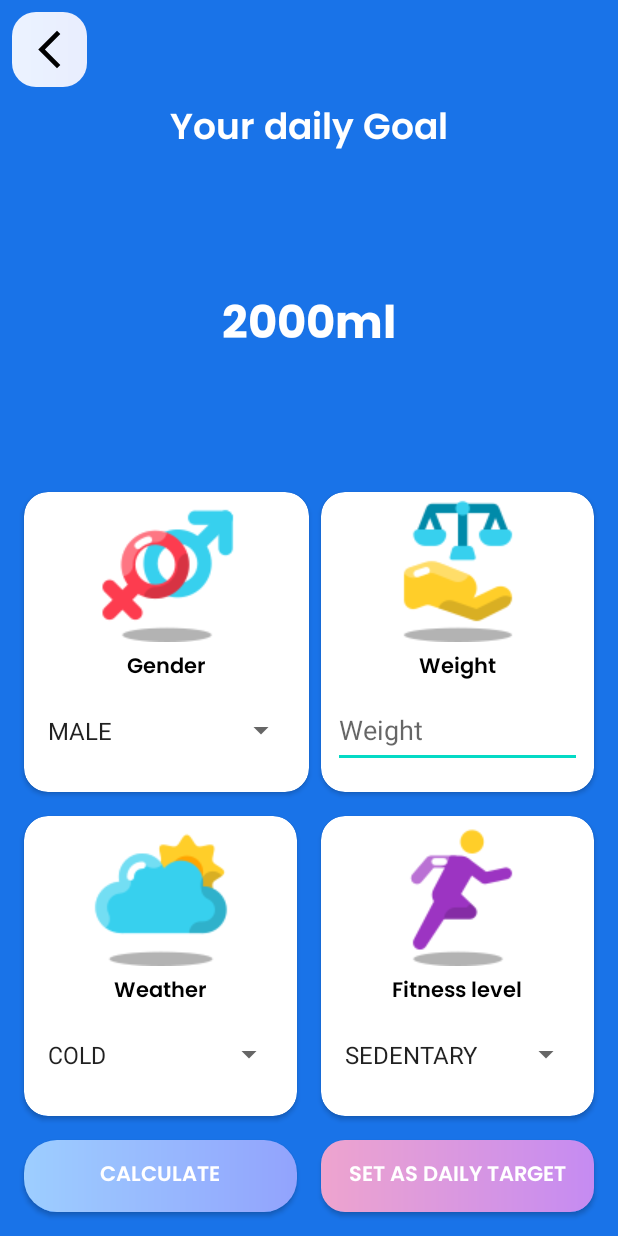
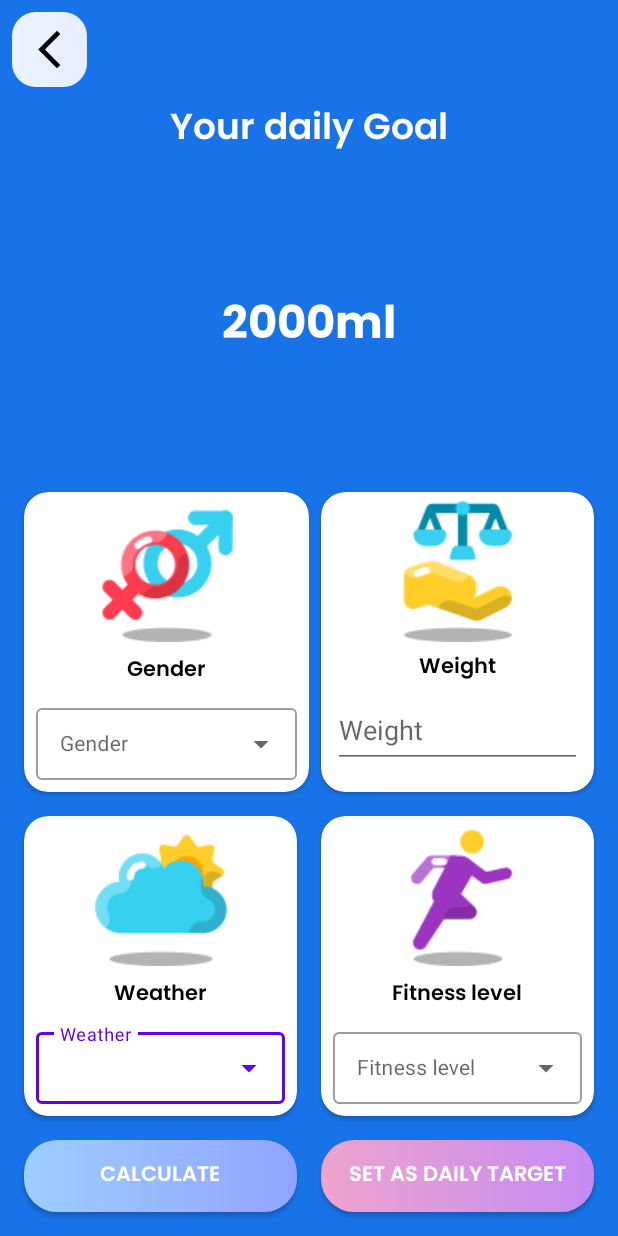
Before and after one commit to noname6996-tta/FitnessApplicationTta, an Android app: the WaterCaculateActivity screen opened directly, with no data from a screen before it, on a phone screen of 412 x 824 dp. Run offline under Robolectric (Android 15) with nearby library versions, the phone set to English and light mode, and no system bars.

Commit message:
UPDATE WATER TRACKER

```diff
--- a/app/src/main/java/com/tta/fitnessapplication/view/activity/watertracker/watercaculate/WaterCaculateActivity.kt
+++ b/app/src/main/java/com/tta/fitnessapplication/view/activity/watertracker/watercaculate/WaterCaculateActivity.kt
@@ -6,6 +6,8 @@ import android.view.View
 import android.widget.AdapterView
 import android.widget.ArrayAdapter
 import com.tta.fitnessapplication.R
+import com.tta.fitnessapplication.data.utils.hideKeyboard
+import com.tta.fitnessapplication.data.utils.showAnimatedAlertDialog
 import com.tta.fitnessapplication.databinding.ActivityWaterCaculateBinding
 import com.tta.fitnessapplication.databinding.ActivityWaterTrackerBinding
 
@@ -27,6 +29,8 @@ class WaterCaculateActivity : AppCompatActivity() {
     private fun addEvent() {
         binding.imageView38.setOnClickListener { onBackPressedDispatcher.onBackPressed() }
         binding.btnCaculate.setOnClickListener {
+            var weight = binding.edtWeight.text.toString().trim()
+            if (weight.isNotEmpty()) {
                 var healthInformation: HealthInformation = HealthInformation(
                     age = 22,
                     gender = gender,
@@ -34,12 +38,17 @@ class WaterCaculateActivity : AppCompatActivity() {
                     climate = climate,
                     activityLevel = activityLevel
                 )
-           binding.tvYourDailyGoal.text = calculateWaterIntake(healthInformation).toString()
+                binding.tvYourDailyGoal.text =
+                    (calculateWaterIntake(healthInformation) * 10).toInt().toString() + " ml"
+            } else {
+                showAnimatedAlertDialog(this, "Notification", "You must fill the weight blank")
+            }
+
         }
         binding.btnSetTarget.setOnClickListener {
 
         }
-        binding.spinnerGender.onItemSelectedListener = object :
+        binding.tvGender.onItemSelectedListener = object :
             AdapterView.OnItemSelectedListener {
             override fun onItemSelected(
                 parent: AdapterView<*>,
@@ -58,7 +67,7 @@ class WaterCaculateActivity : AppCompatActivity() {
                 gender = Gender.MALE
             }
         }
-        binding.spinnerFitness.onItemSelectedListener = object :
+        binding.tvFitness.onItemSelectedListener = object :
             AdapterView.OnItemSelectedListener {
             override fun onItemSelected(
                 parent: AdapterView<*>,
@@ -77,7 +86,7 @@ class WaterCaculateActivity : AppCompatActivity() {
                 activityLevel = ActivityLevel.SEDENTARY
             }
         }
-        binding.spinnerWeather.onItemSelectedListener = object :
+        binding.tvWeather.onItemSelectedListener = object :
             AdapterView.OnItemSelectedListener {
             override fun onItemSelected(
                 parent: AdapterView<*>,
@@ -104,14 +113,32 @@ class WaterCaculateActivity : AppCompatActivity() {
         val activityLevel = resources.getStringArray(R.array.ActivityLevel)
         val climate = resources.getStringArray(R.array.Climate)
 
-        val adapterGender = ArrayAdapter(this, android.R.layout.simple_spinner_item, gender)
+        val adapterGender = ArrayAdapter(this, android.R.layout.simple_list_item_1, gender)
         val adapterActivityLevel =
-            ArrayAdapter(this, android.R.layout.simple_spinner_item, activityLevel)
-        val adapterClimate = ArrayAdapter(this, android.R.layout.simple_spinner_item, climate)
+            ArrayAdapter(this, android.R.layout.simple_list_item_1, activityLevel)
+        val adapterClimate = ArrayAdapter(this, android.R.layout.simple_list_item_1, climate)
+        binding.spinnerFitness.setOnClickListener {
+            this.hideKeyboard()
+        }
+        binding.spinnerGender.setOnClickListener {
+            this.hideKeyboard()
+        }
+        binding.spinnerWeather.setOnClickListener {
+            this.hideKeyboard()
+        }
+        binding.tvGender.setOnClickListener {
+            this.hideKeyboard()
+        }
+        binding.tvFitness.setOnClickListener {
+            this.hideKeyboard()
+        }
+        binding.tvWeather.setOnClickListener {
+            this.hideKeyboard()
+        }
+        binding.tvGender.setAdapter(adapterGender)
+        binding.tvFitness.setAdapter(adapterActivityLevel)
+        binding.tvWeather.setAdapter(adapterClimate)
 
-        binding.spinnerGender.adapter = adapterGender
-        binding.spinnerFitness.adapter = adapterActivityLevel
-        binding.spinnerWeather.adapter = adapterClimate
 
     }
 
--- a/app/src/main/res/anim/fade_in.xml
+++ b/app/src/main/res/anim/fade_in.xml
@@ -1,4 +1,5 @@
 <alpha xmlns:android="http://schemas.android.com/apk/res/android"
-    android:duration="500"
+    android:duration="300"
     android:fromAlpha="0.0"
-    android:toAlpha="1.0" />
+    android:toAlpha="1.0"
+    android:fillAfter="true" />
--- a/app/src/main/res/drawable/bg_radius_pink.xml
+++ b/app/src/main/res/drawable/bg_radius_pink.xml
@@ -6,5 +6,5 @@
         android:angle="0"
         android:startColor="#EEA4CE"
         android:endColor="#C58BF2" />
-    <corners android:radius="@dimen/size_16dp"/>
+    <corners android:radius="22dp"/>
 </shape>
--- /dev/null
+++ b/app/src/main/res/drawable/dialog_background.xml
@@ -0,0 +1,4 @@
+<shape xmlns:android="http://schemas.android.com/apk/res/android">
+    <solid android:color="#FFFFFF" />
+    <corners android:radius="@dimen/size_24dp" />
+</shape>
--- a/app/src/main/res/layout/activity_water_caculate.xml
+++ b/app/src/main/res/layout/activity_water_caculate.xml
@@ -85,16 +85,28 @@
                 app:layout_constraintStart_toStartOf="parent"
                 app:layout_constraintTop_toBottomOf="@+id/imageView34" />
 
-            <Spinner
+            <com.google.android.material.textfield.TextInputLayout
                 android:id="@+id/spinnerWeather"
+                style="@style/Widget.MaterialComponents.TextInputLayout.OutlinedBox.Dense.ExposedDropdownMenu"
                 android:layout_width="0dp"
-                android:layout_height="50dp"
-                android:layout_marginLeft="@dimen/size_8dp"
-                android:layout_marginRight="@dimen/size_8dp"
-                android:layout_marginBottom="@dimen/size_16dp"
+                android:layout_height="wrap_content"
+                android:layout_margin="@dimen/size_8dp"
                 app:layout_constraintBottom_toBottomOf="parent"
                 app:layout_constraintEnd_toEndOf="parent"
-                app:layout_constraintStart_toStartOf="parent" />
+                app:layout_constraintStart_toStartOf="parent" >
+
+                <com.google.android.material.textfield.MaterialAutoCompleteTextView
+                    android:id="@+id/tvWeather"
+                    android:layout_width="match_parent"
+                    android:layout_height="wrap_content"
+                    android:hint="Weather"
+                    android:imeOptions="actionNext"
+                    android:inputType="textNoSuggestions"
+                    android:maxLines="1"
+                    android:textSize="@dimen/size_14dp"
+                    android:singleLine="true"
+                    />
+            </com.google.android.material.textfield.TextInputLayout>
         </androidx.constraintlayout.widget.ConstraintLayout>
     </androidx.cardview.widget.CardView>
 
@@ -135,16 +147,28 @@
                 app:layout_constraintStart_toStartOf="parent"
                 app:layout_constraintTop_toBottomOf="@+id/imageView35" />
 
-            <Spinner
+            <com.google.android.material.textfield.TextInputLayout
                 android:id="@+id/spinnerFitness"
+                style="@style/Widget.MaterialComponents.TextInputLayout.OutlinedBox.Dense.ExposedDropdownMenu"
                 android:layout_width="0dp"
-                android:layout_height="50dp"
-                android:layout_marginLeft="@dimen/size_8dp"
-                android:layout_marginRight="@dimen/size_8dp"
-                android:layout_marginBottom="@dimen/size_16dp"
+                android:layout_height="wrap_content"
+                android:layout_margin="@dimen/size_8dp"
                 app:layout_constraintBottom_toBottomOf="parent"
                 app:layout_constraintEnd_toEndOf="parent"
-                app:layout_constraintStart_toStartOf="parent" />
+                app:layout_constraintStart_toStartOf="parent">
+
+                <com.google.android.material.textfield.MaterialAutoCompleteTextView
+                    android:id="@+id/tvFitness"
+                    android:layout_width="match_parent"
+                    android:layout_height="wrap_content"
+                    android:hint="Fitness level"
+                    android:imeOptions="actionNext"
+                    android:inputType="textNoSuggestions"
+                    android:maxLines="1"
+                    android:textSize="@dimen/size_14dp"
+                    android:singleLine="true"
+                    />
+            </com.google.android.material.textfield.TextInputLayout>
         </androidx.constraintlayout.widget.ConstraintLayout>
     </androidx.cardview.widget.CardView>
 
@@ -185,16 +209,28 @@
                 app:layout_constraintStart_toStartOf="parent"
                 app:layout_constraintTop_toBottomOf="@+id/imageView36" />
 
-            <Spinner
+            <com.google.android.material.textfield.TextInputLayout
                 android:id="@+id/spinnerGender"
+                style="@style/Widget.MaterialComponents.TextInputLayout.OutlinedBox.Dense.ExposedDropdownMenu"
                 android:layout_width="0dp"
-                android:layout_height="50dp"
-                android:layout_marginLeft="@dimen/size_8dp"
-                android:layout_marginRight="@dimen/size_8dp"
-                android:layout_marginBottom="@dimen/size_16dp"
+                android:layout_height="wrap_content"
+                android:layout_margin="@dimen/size_8dp"
                 app:layout_constraintBottom_toBottomOf="parent"
                 app:layout_constraintEnd_toEndOf="parent"
-                app:layout_constraintStart_toStartOf="parent" />
+                app:layout_constraintStart_toStartOf="parent">
+
+                <com.google.android.material.textfield.MaterialAutoCompleteTextView
+                    android:id="@+id/tvGender"
+                    android:layout_width="match_parent"
+                    android:layout_height="wrap_content"
+                    android:hint="Gender"
+                    android:imeOptions="actionNext"
+                    android:inputType="textNoSuggestions"
+                    android:maxLines="1"
+                    android:textSize="@dimen/size_14dp"
+                    android:singleLine="true"
+                    />
+            </com.google.android.material.textfield.TextInputLayout>
         </androidx.constraintlayout.widget.ConstraintLayout>
     </androidx.cardview.widget.CardView>
 
--- a/app/src/main/res/values-night/themes.xml
+++ b/app/src/main/res/values-night/themes.xml
@@ -12,5 +12,15 @@
         <!-- Status bar color. -->
         <item name="android:statusBarColor">?attr/colorPrimaryVariant</item>
         <!-- Customize your theme here. -->
+        <item name="alertDialogTheme">@style/RoundedCornerAlertDialog</item>
     </style>
+
+    <style name="RoundedCornerAlertDialog" parent="Theme.MaterialComponents.Light.Dialog">
+        <item name="android:windowBackground">@drawable/dialog_background</item>
+        <item name="android:windowIsFloating">true</item>
+        <item name="android:windowNoTitle">true</item>
+        <item name="android:windowActionBar">false</item>
+        <item name="android:backgroundDimAmount">0.5</item>
+    </style>
+
 </resources>
--- a/app/src/main/res/values/themes.xml
+++ b/app/src/main/res/values/themes.xml
@@ -12,5 +12,15 @@
         <!-- Status bar color. -->
         <item name="android:statusBarColor">?attr/colorPrimaryVariant</item>
         <!-- Customize your theme here. -->
+        <item name="alertDialogTheme">@style/RoundedCornerAlertDialog</item>
     </style>
+
+    <style name="RoundedCornerAlertDialog" parent="Theme.MaterialComponents.Light.Dialog">
+        <item name="android:background">@drawable/dialog_background</item>
+        <item name="android:windowIsFloating">false</item>
+        <item name="android:windowNoTitle">true</item>
+        <item name="android:windowActionBar">false</item>
+    </style>
+
+
 </resources>
```
Also changed, not shown: app/src/main/java/com/tta/fitnessapplication/data/utils/Utils.kt (+42 -0 lines), app/src/main/res/layout/alert_dialog.xml (added, +54 -0 lines), app/src/main/res/layout/dialog_yes_no.xml (added, +68 -0 lines). Lines whose indentation alone changed are shown as unchanged.
